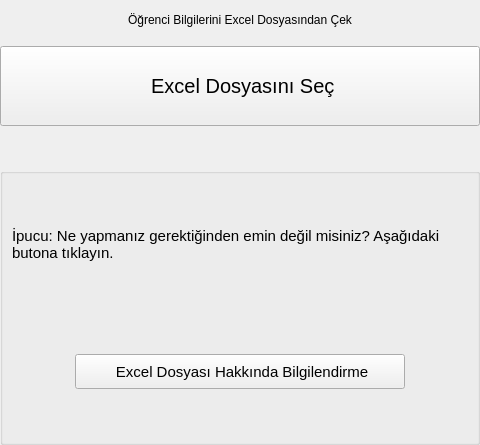
Qt form src/UI/MultiImportUi/mifilepickerui.ui (ikolomiko/ikooskar-qt) before a commit.
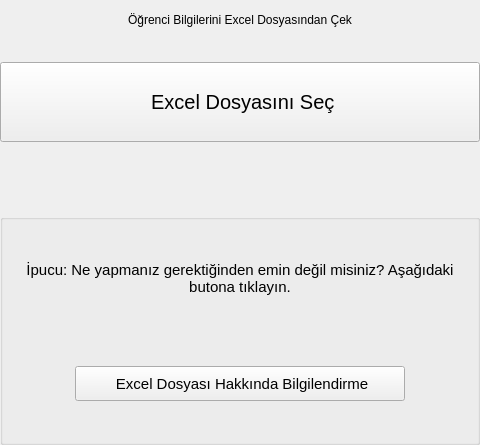
The same form after that commit. Icons and pictures are not drawn.

Commit message: miclasspicker, mifilepicker: fix label alignments

```diff
--- a/src/UI/MultiImportUi/mifilepickerui.ui
+++ b/src/UI/MultiImportUi/mifilepickerui.ui
@@ -42,6 +42,16 @@
      </property>
     </widget>
    </item>
+   <item>
+    <widget class="QWidget" name="widget_3" native="true">
+     <property name="maximumSize">
+      <size>
+       <width>16777215</width>
+       <height>10</height>
+      </size>
+     </property>
+    </widget>
+   </item>
    <item>
     <widget class="QPushButton" name="btnOpenFile">
      <property name="minimumSize">
@@ -81,7 +91,7 @@
      <property name="maximumSize">
       <size>
        <width>16777215</width>
-       <height>30</height>
+       <height>60</height>
       </size>
      </property>
     </widget>
@@ -94,6 +104,12 @@
      <layout class="QVBoxLayout" name="verticalLayout_2">
       <item>
        <widget class="QLabel" name="lblHint">
+        <property name="maximumSize">
+         <size>
+          <width>16777215</width>
+          <height>100</height>
+         </size>
+        </property>
         <property name="font">
          <font>
           <pointsize>11</pointsize>
@@ -103,7 +119,7 @@
          <string>İpucu: Ne yapmanız gerektiğinden emin değil misiniz? Aşağıdaki butona tıklayın.</string>
         </property>
         <property name="alignment">
-         <set>Qt::AlignLeading|Qt::AlignLeft|Qt::AlignVCenter</set>
+         <set>Qt::AlignCenter</set>
         </property>
         <property name="wordWrap">
          <bool>true</bool>
```
Left out of the diff: 6 changed lines with no effect on the pictures. The commit also changes 1 other file.
